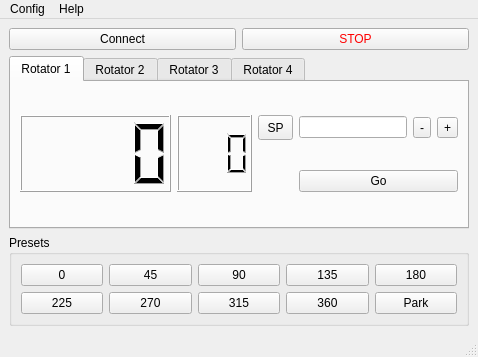
Qt form mainwindow.ui (PianetaRadio/CatRotator) before a commit.
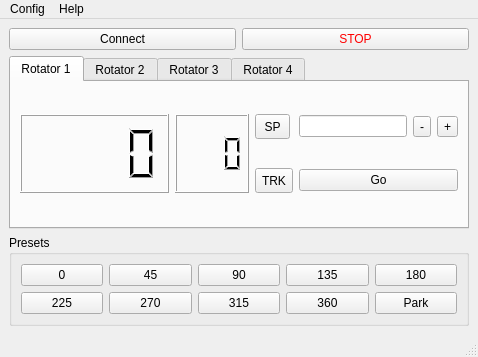
The same form after that commit.

What changed in the file:
```diff
--- a/mainwindow.ui
+++ b/mainwindow.ui
@@ -135,6 +135,9 @@
        <layout class="QGridLayout" name="gridLayout_2" columnstretch="2,1,0,0,0,0">
         <item row="0" column="0" rowspan="2">
          <widget class="QLCDNumber" name="lcdNumber_posAz">
+          <property name="smallDecimalPoint">
+           <bool>true</bool>
+          </property>
           <property name="digitCount">
            <number>4</number>
           </property>
@@ -181,6 +184,9 @@
         </item>
         <item row="0" column="1" rowspan="2">
          <widget class="QLCDNumber" name="lcdNumber_posEl">
+          <property name="smallDecimalPoint">
+           <bool>true</bool>
+          </property>
           <property name="digitCount">
            <number>3</number>
           </property>
@@ -200,6 +206,22 @@
           </property>
          </widget>
         </item>
+        <item row="1" column="2">
+         <widget class="QToolButton" name="toolButton_track">
+          <property name="minimumSize">
+           <size>
+            <width>35</width>
+            <height>25</height>
+           </size>
+          </property>
+          <property name="text">
+           <string>TRK</string>
+          </property>
+          <property name="checkable">
+           <bool>true</bool>
+          </property>
+         </widget>
+        </item>
        </layout>
       </widget>
       <widget class="QWidget" name="tab_2">
```
Left out of the diff: 44 changed lines with no effect on the pictures.
